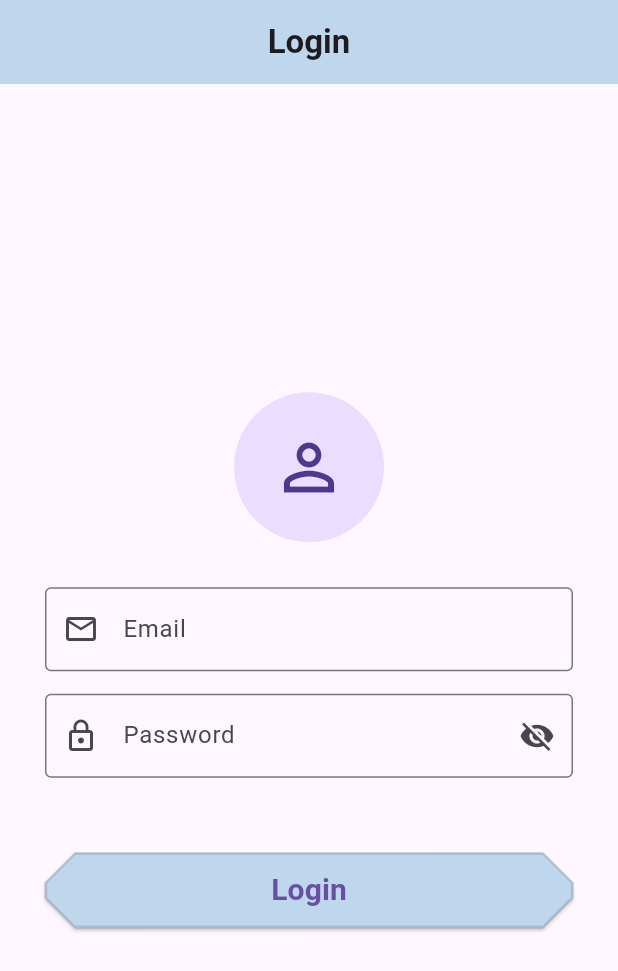
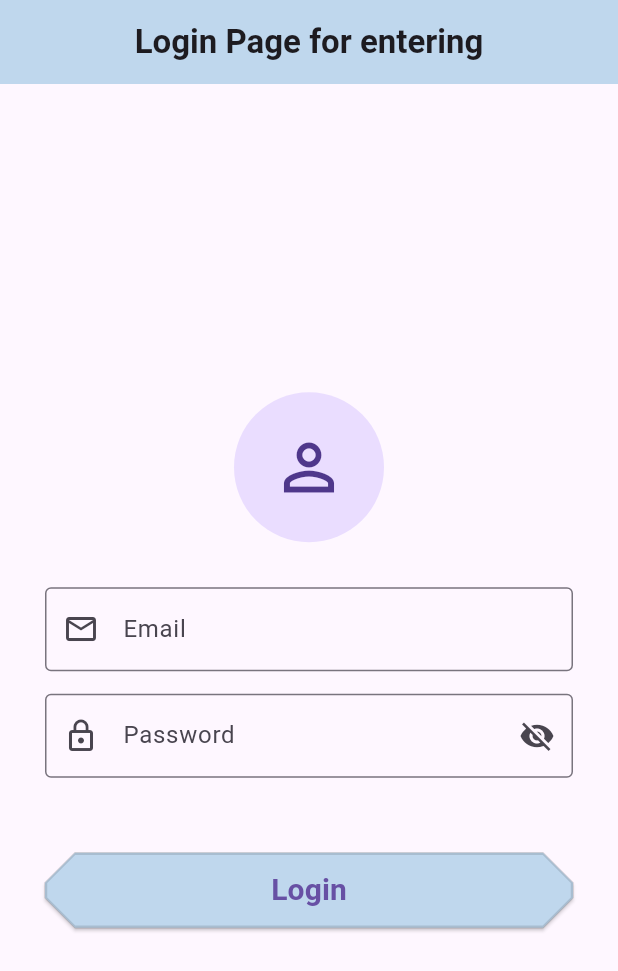
Before and after one commit to zainabhasan02/note_flow, a Flutter app: the screen it shows after launch, on a phone screen of 412 x 824 dp. Shown: the top 971 px of the screen. Run offline on Flutter 3.47's test engine with Material 3 defaults, Android fonts, the phone set to English and light mode, and no system bars; our stand-ins replace get, hive, hive_flutter, shared_preferences, sqflite; accounts and stored records are empty.

Commit message:
latest updated in login page

```diff
--- a/lib/views/login/login_screen.dart
+++ b/lib/views/login/login_screen.dart
@@ -35,7 +35,7 @@ class _State extends State<LoginScreen> {
     return Scaffold(
       appBar: AppBar(
         centerTitle: true,
-        title: Text('Login', style: TextStyle(fontWeight: FontWeight.bold)),
+        title: Text('Login Page for entering', style: TextStyle(fontWeight: FontWeight.bold)),
         backgroundColor: AppColors.babyBlue,
       ),
       body: Center(
```
